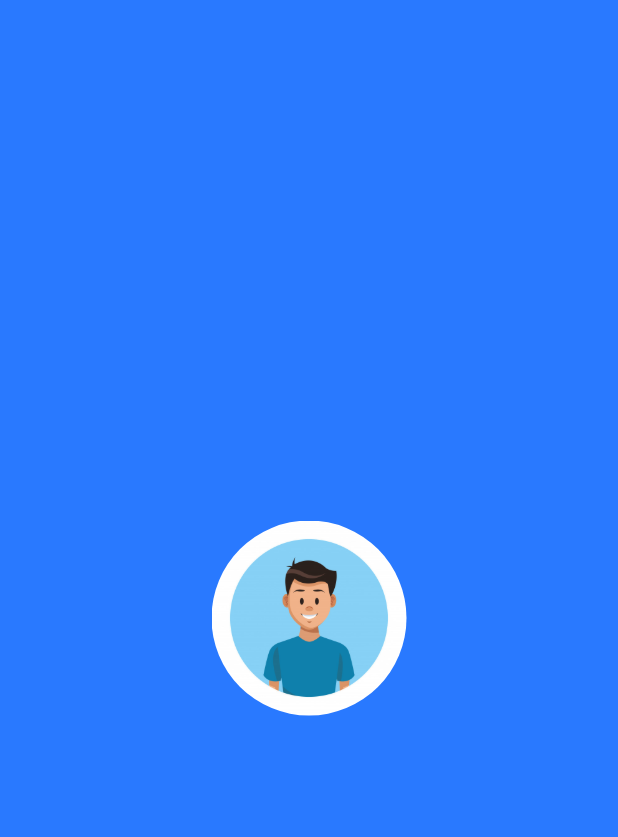
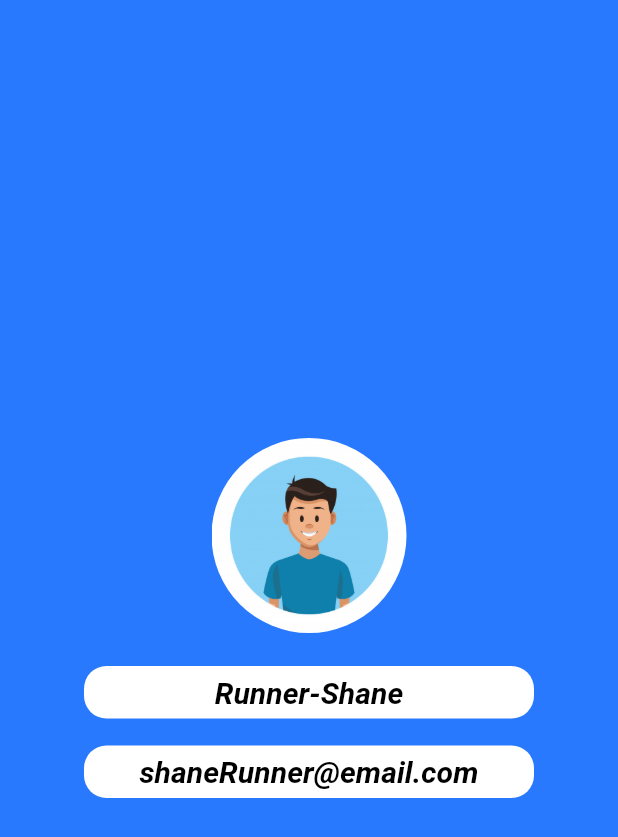
Before and after one commit to Runner-Shane/my_info_app, a Flutter app: the screen it shows after launch, on a phone screen of 412 x 824 dp. Shown: the top 837 px of the screen. Run offline on Flutter 3.47's test engine with Material 2 defaults, Android fonts, the phone set to English and light mode, and no system bars.

Commit message:
uploaded the code for the screen

```diff
--- a/lib/main.dart
+++ b/lib/main.dart
@@ -39,6 +39,64 @@ class MyInfo extends StatelessWidget {
                 ),
               ),
             ),
+            // the code below is used to add our name
+            Padding(
+              padding: EdgeInsets.only(
+                top: 22.0,
+              ),
+              child: Center(
+                child: Container(
+                  height: 35.0,
+                  width: 300.0,
+                  // the code below is for styling our container
+                  decoration: BoxDecoration(
+                    color: Colors.white,
+                    borderRadius: BorderRadius.circular(15.0),
+                  ),
+                  child: Center(
+                    child: Text(
+                      'Runner-Shane',
+                      // styling the above text
+                      style: TextStyle(
+                        fontWeight: FontWeight.bold,
+                        fontStyle: FontStyle.italic,
+                        fontSize: 20.0,
+                        color: Colors.black,
+                      ),
+                    ),
+                  ),
+                ),
+              ),
+            ),
+            // the code below is for adding our email address
+            Padding(
+              padding: EdgeInsets.only(
+                top: 18.0,
+              ),
+              child: Center(
+                child: Container(
+                  height: 35.0,
+                  width: 300.0,
+                  // the code below is for styling our container
+                  decoration: BoxDecoration(
+                    color: Colors.white,
+                    borderRadius: BorderRadius.circular(15.0),
+                  ),
+                  child: Center(
+                    child: Text(
+                      'shaneRunner@email.com',
+                      // styling the above text
+                      style: TextStyle(
+                        fontWeight: FontWeight.bold,
+                        fontStyle: FontStyle.italic,
+                        fontSize: 20.0,
+                        color: Colors.black,
+                      ),
+                    ),
+                  ),
+                ),
+              ),
+            ),
           ],
         ),
       ),
```
